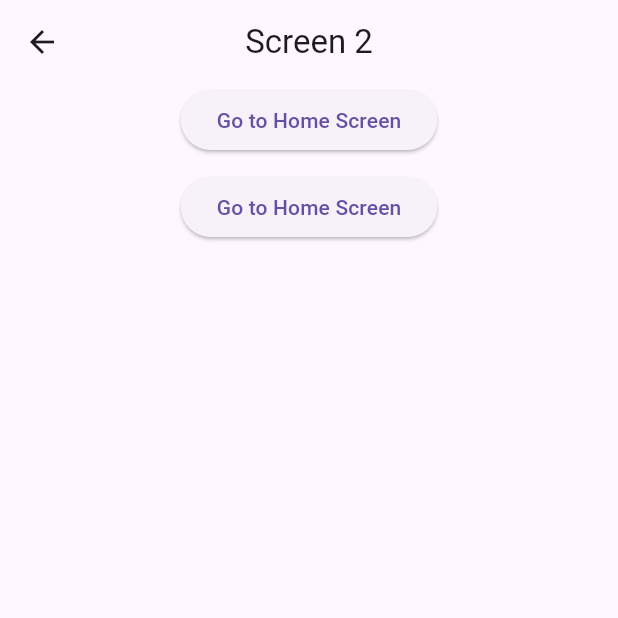
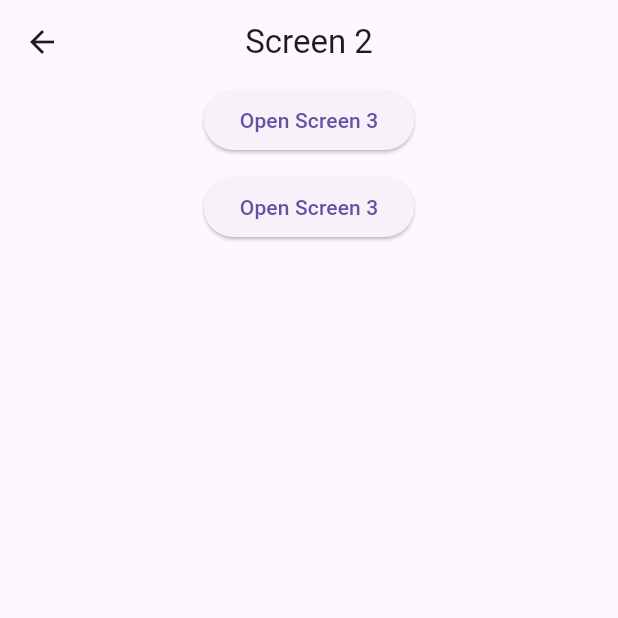
Before and after one commit to sm-hl/simple_project, a Flutter app: the Screen2 screen opened by its route, on a phone screen of 412 x 824 dp, the top half of it. Run offline on Flutter 3.47's test engine with Material 3 defaults, Android fonts, the phone set to English and light mode, and no system bars; our stand-ins replace flutter_svg.

```diff
--- a/lib/pages/screen2.dart
+++ b/lib/pages/screen2.dart
@@ -1,7 +1,7 @@
 // ignore_for_file: prefer_const_constructors
 
 import 'package:flutter/material.dart';
-import 'package:simple_project/pages/home.dart';
+import 'package:simple_project/pages/screen3.dart';
 
 class Screen2 extends StatelessWidget {
   const Screen2({super.key});
@@ -19,17 +19,17 @@ class Screen2 extends StatelessWidget {
             //use basic route, remove all routes and the new route '/' becomes the only route in the stack
             ElevatedButton(
               onPressed: () {
-                Navigator.of(context).pushAndRemoveUntil(MaterialPageRoute(builder: (c) => Home()), (route) => false,);
+                Navigator.of(context).push(MaterialPageRoute(builder: (c) => Screen3()));
               },
-              child: Text("Go to Home Screen"),
+              child: Text("Open Screen 3"),
             ),
             SizedBox(height: 10,),
             //use named route, remove all routes and the new route '/' becomes the only route in the stack
             ElevatedButton(
               onPressed: () {
-                Navigator.of(context).pushNamedAndRemoveUntil('/', (route) => false);
+                Navigator.of(context).pushNamed('/screen3');
               },
-              child: Text("Go to Home Screen"),
+              child: Text("Open Screen 3"),
             ),
           ],
         )
--- a/lib/routes/routes.dart
+++ b/lib/routes/routes.dart
@@ -2,9 +2,11 @@ import 'package:flutter/material.dart';
 import 'package:simple_project/pages/Home.dart';
 import 'package:simple_project/pages/screen1.dart';
 import 'package:simple_project/pages/screen2.dart';
+import 'package:simple_project/pages/screen3.dart';
 
 Map<String, WidgetBuilder> routes = {
   '/': (context) => Home(),
   '/screen1': (context) => Screen1(),
   '/screen2': (context) => Screen2(),
+  '/screen3': (context) => Screen3(),
 };
```
Also changed, not shown: lib/pages/screen3.dart (added, +39 -0 lines).
